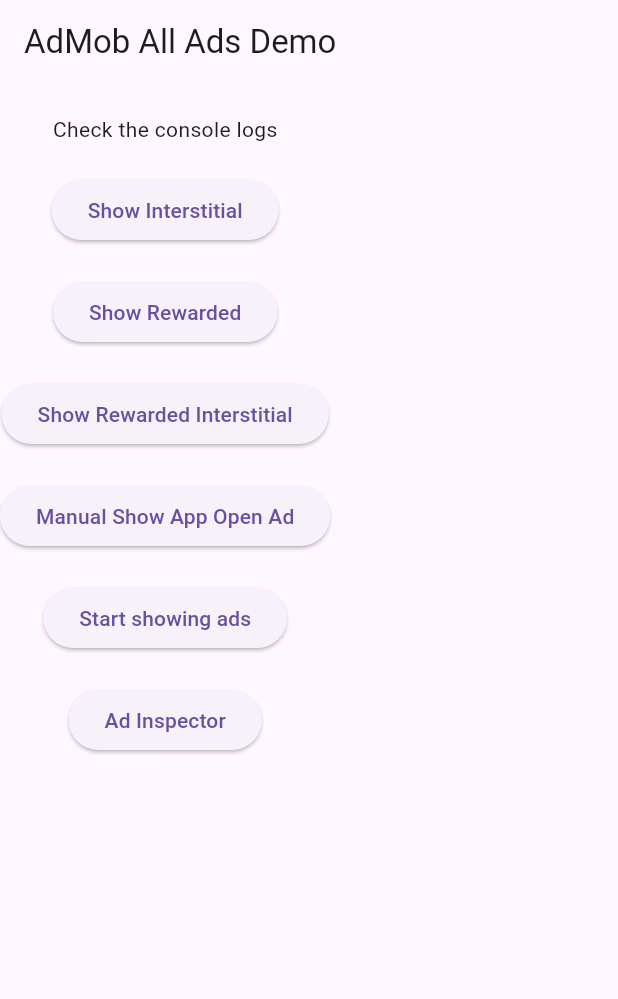
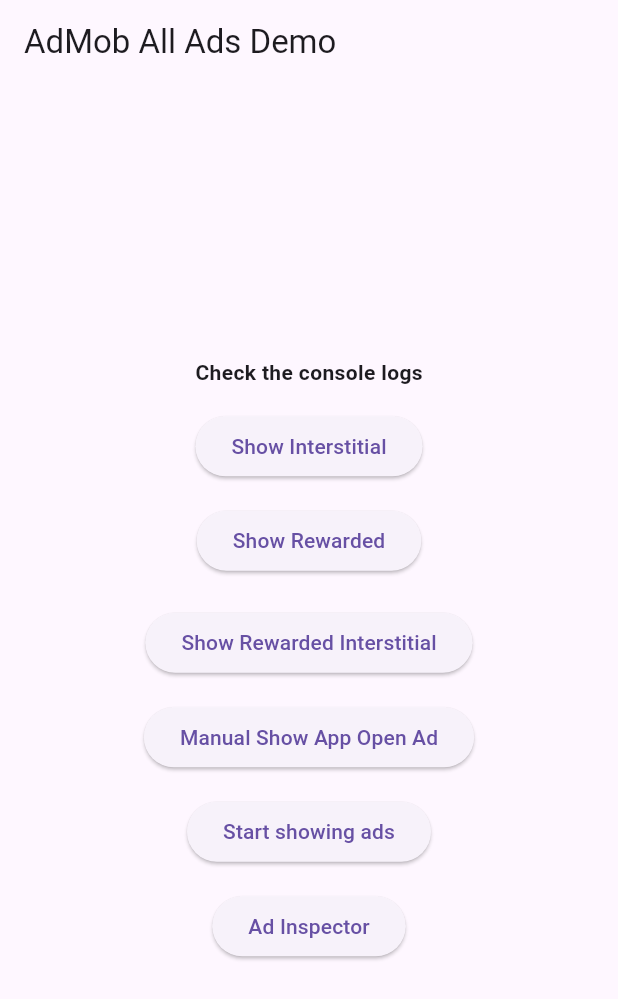
Before and after one commit to akulnurislam/easy_admob_ads_flutter, a Flutter app: the screen it shows after launch, after a tap on "Stop showing ads", on a phone screen of 412 x 824 dp. Shown: the top 999 px of the screen. Run offline on Flutter 3.47's test engine with Material 3 defaults, Android fonts, the phone set to English and light mode, and no system bars; our stand-ins replace google_mobile_ads, shared_preferences; network calls fail; statements that could not run were skipped.

Commit message:
added screenshots

```diff
--- a/example/lib/main.dart
+++ b/example/lib/main.dart
@@ -184,20 +184,20 @@ class _AdsDemoState extends State<AdsDemo> {
     return Scaffold(
       appBar: AppBar(title: const Text('AdMob All Ads Demo')),
       bottomNavigationBar: AdmobBannerAd(adSize: AdSize(width: screenWidth.toInt(), height: 120)),
-      body: SingleChildScrollView(
+      body: Center(
+        child: SingleChildScrollView(
           child: Column(
             children: [
               AdmobNativeAd.small(),
-            SizedBox(height: 20),
-            Text("Check the console logs"),
-            SizedBox(height: 20),
+              Text("Check the console logs", style: TextStyle(fontWeight: FontWeight.bold)),
+              SizedBox(height: 15),
               ElevatedButton(
                 onPressed: () {
                   _showInterstitialAd();
                 },
                 child: const Text('Show Interstitial'),
               ),
-            SizedBox(height: 20),
+              SizedBox(height: 15),
               ElevatedButton(
                 onPressed: () {
                   _rewardedAd.showAd();
@@ -211,14 +211,14 @@ class _AdsDemoState extends State<AdsDemo> {
                 },
                 child: const Text('Show Rewarded Interstitial'),
               ),
-            SizedBox(height: 20),
+              SizedBox(height: 15),
               ElevatedButton(
                 onPressed: () {
                   _showAppOpenAd();
                 },
                 child: const Text('Manual Show App Open Ad'),
               ),
-            SizedBox(height: 20),
+              SizedBox(height: 15),
               ElevatedButton(
                 onPressed: () {
                   setState(() {
@@ -228,7 +228,7 @@ class _AdsDemoState extends State<AdsDemo> {
                 },
                 child: Text(showAds ? 'Stop showing ads' : 'Start showing ads'),
               ),
-            SizedBox(height: 20),
+              SizedBox(height: 15),
               ElevatedButton(
                 onPressed: () {
                   MobileAds.instance.openAdInspector((error) {
@@ -238,7 +238,7 @@ class _AdsDemoState extends State<AdsDemo> {
                 child: Text("Ad Inspector"),
               ),
               if (_isPrivacyOptionsRequired) ...[
-              SizedBox(height: 20),
+                SizedBox(height: 15),
                 ElevatedButton(
                   onPressed: () {
                     _consentManager.showPrivacyOptionsForm((formError) {
@@ -253,6 +253,7 @@ class _AdsDemoState extends State<AdsDemo> {
             ],
           ),
         ),
+      ),
     );
   }
 }
```
Also changed, not shown: 2 other files. Lines whose indentation alone changed are shown as unchanged.
